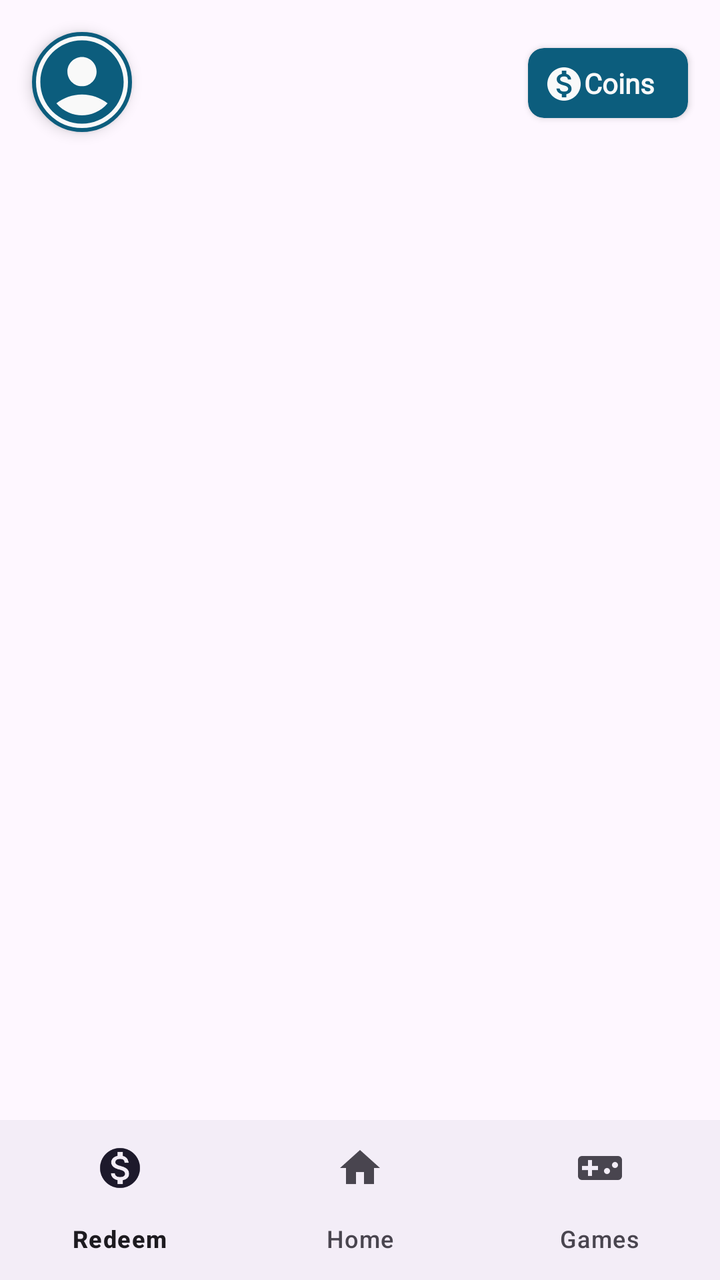
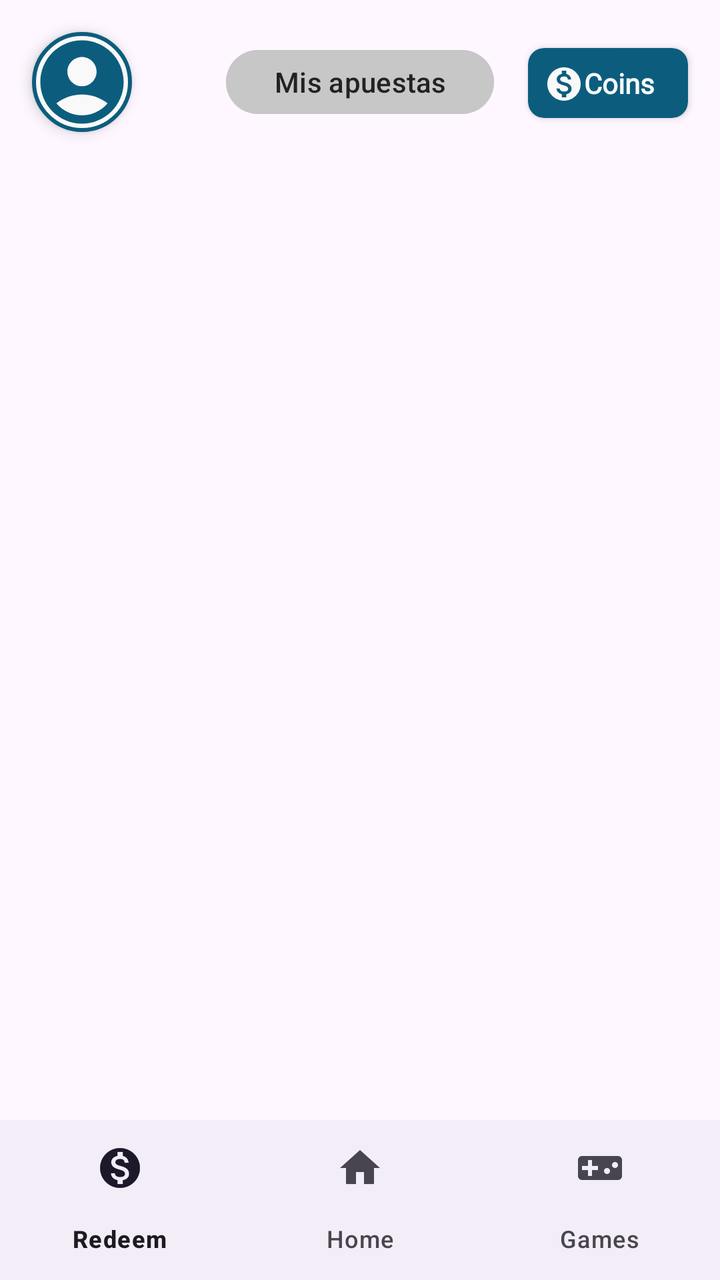

Compare the two renders of this Android layout. The source of the first and the diff that turns it into the second are given below.
<!-- AndroidManifest.xml: activity theme Theme.BetMasters -->
<!-- res/layout/main.xml -->
<?xml version="1.0" encoding="utf-8"?>
<LinearLayout xmlns:android="http://schemas.android.com/apk/res/android"
    xmlns:app="http://schemas.android.com/apk/res-auto"
    xmlns:tools="http://schemas.android.com/tools"
    android:id="@+id/main"
    android:layout_width="match_parent"
    android:layout_height="match_parent"
    android:orientation="vertical"
    android:fitsSystemWindows="true"
    tools:context=".Main">

    <FrameLayout
        android:id="@+id/framely_buttons"
        android:layout_width="match_parent"
        android:layout_height="wrap_content"
        android:gravity="center"
        android:orientation="horizontal">

        <ImageButton
            android:id="@+id/btnPerfil"
            android:layout_width="50dp"
            android:layout_height="50dp"
            android:layout_gravity="start|top"
            android:layout_margin="16dp"
            android:background="@drawable/round_button"
            android:contentDescription="Botón de perfil"
            android:elevation="4dp"
            android:scaleType="centerCrop"
            android:src="@drawable/account_24" />


        <androidx.cardview.widget.CardView
            android:id="@+id/fab_coins"
            style="@style/cardCoins"
            android:layout_width="80dp"
            android:layout_height="35dp"
            android:layout_gravity="end|top"
            android:layout_marginTop="24dp"
            android:layout_marginEnd="16dp"
            android:layout_marginBottom="8dp"
            android:contentDescription="Botón monedas"
            app:cardCornerRadius="8dp">

            <LinearLayout
                android:layout_width="match_parent"
                android:layout_height="match_parent"
                android:orientation="horizontal">

                <ImageView
                    android:layout_width="20dp"
                    android:layout_height="20dp"
                    android:layout_marginStart="8dp"
                    android:layout_marginTop="8dp"
                    style="@style/iconCoin" />

                <TextView
                    style="@style/textCoins"
                    android:layout_width="wrap_content"
                    android:layout_height="wrap_content"
                    android:layout_marginTop="8dp"
                    android:layout_marginEnd="8dp"
                    android:text="Coins"
                    android:textStyle="bold"
                    android:fontFamily="@font/roboto_regular"/>
            </LinearLayout>
        </androidx.cardview.widget.CardView>
    </FrameLayout>

    <FrameLayout
        android:id="@+id/fragment_container"
        android:layout_width="match_parent"
        android:layout_height="0dp"
        android:layout_weight="1"/>

    <com.google.android.material.bottomnavigation.BottomNavigationView
        android:id="@+id/bottom_navigation"
        android:layout_width="match_parent"
        android:layout_height="wrap_content"
        app:layout_constraintBottom_toBottomOf="parent"
        app:layout_constraintEnd_toEndOf="parent"
        app:layout_constraintStart_toStartOf="parent"
        app:layout_constraintTop_toTopOf="parent"
        app:menu="@menu/bottom_nav" />

</LinearLayout>
<!-- resources referenced by this layout -->
<resources>
  <!-- drawable account_24 (drawable) -->
  <vector xmlns:android="http://schemas.android.com/apk/res/android" android:height="24dp" android:tint="#0C5D7D" android:viewportHeight="24" android:viewportWidth="24" android:width="24dp">
        
      <path android:fillColor="@android:color/white" android:pathData="M12,2C6.48,2 2,6.48 2,12s4.48,10 10,10s10,-4.48 10,-10S17.52,2 12,2zM12,6c1.93,0 3.5,1.57 3.5,3.5S13.93,13 12,13s-3.5,-1.57 -3.5,-3.5S10.07,6 12,6zM12,20c-2.03,0 -4.43,-0.82 -6.14,-2.88C7.55,15.8 9.68,15 12,15s4.45,0.8 6.14,2.12C16.43,19.18 14.03,20 12,20z"/>
      
  </vector>
  <!-- drawable round_button (drawable) -->
  <shape xmlns:android="http://schemas.android.com/apk/res/android">
      <solid android:color="@color/white" />
      <corners android:radius="50dp" />
      <stroke android:width="2dp" android:color="#0C5D7D" />
  </shape>
  <style name="cardCoins">
          <item name="android:backgroundTint">@color/dark_blue</item>
      </style>
  <style name="iconCoin">
          <item name="android:src">@drawable/redeem_night</item>
      </style>
  <style name="textCoins">
          <item name="android:textColor">@color/white</item>
          <item name="android:fontFamily">@font/roboto_regular</item>
      </style>
  <style name="Theme.BetMasters" parent="Base.Theme.BetMasters" />
  <color name="white">#f9f9f9</color>
  <color name="dark_blue">#0C5D7D</color>
  <!-- drawable redeem_night (drawable) -->
  <vector xmlns:android="http://schemas.android.com/apk/res/android" android:height="24dp" android:tint="@color/white" android:viewportHeight="24" android:viewportWidth="24" android:width="24dp">
        
      <path android:fillColor="@android:color/white" android:pathData="M12,2C6.48,2 2,6.48 2,12s4.48,10 10,10 10,-4.48 10,-10S17.52,2 12,2zM13.41,18.09L13.41,20h-2.67v-1.93c-1.71,-0.36 -3.16,-1.46 -3.27,-3.4h1.96c0.1,1.05 0.82,1.87 2.65,1.87 1.96,0 2.4,-0.98 2.4,-1.59 0,-0.83 -0.44,-1.61 -2.67,-2.14 -2.48,-0.6 -4.18,-1.62 -4.18,-3.67 0,-1.72 1.39,-2.84 3.11,-3.21L10.74,4h2.67v1.95c1.86,0.45 2.79,1.86 2.85,3.39L14.3,9.34c-0.05,-1.11 -0.64,-1.87 -2.22,-1.87 -1.5,0 -2.4,0.68 -2.4,1.64 0,0.84 0.65,1.39 2.67,1.91s4.18,1.39 4.18,3.91c-0.01,1.83 -1.38,2.83 -3.12,3.16z"/>
      
  </vector>
  <style name="Base.Theme.BetMasters" parent="Theme.Material3.DayNight.NoActionBar">
          <item name="android:statusBarColor">@color/white</item>
          <item name="android:navigationBarColor">@color/white</item>
      </style>
</resources>

<!-- the commit's change to res/layout/main.xml (unified diff, before → after) -->
@@ -28,6 +28,18 @@
             android:scaleType="centerCrop"
             android:src="@drawable/account_24" />
 
+        <com.google.android.material.button.MaterialButton
+            android:id="@+id/fabMisApuestas"
+            android:layout_width="wrap_content"
+            android:layout_height="40dp"
+            android:layout_gravity="center"
+            android:layout_margin="16dp"
+            android:backgroundTint="@color/gris"
+            android:text="Mis apuestas"
+            android:textColor="@color/black"
+            android:elevation="8dp"
+            app:cornerRadius="28dp"
+            />
 
         <androidx.cardview.widget.CardView
             android:id="@+id/fab_coins"
@@ -54,6 +66,7 @@
                     style="@style/iconCoin" />
 
                 <TextView
+                    android:id="@+id/txtCoins"
                     style="@style/textCoins"
                     android:layout_width="wrap_content"
                     android:layout_height="wrap_content"
<!-- resource entries referenced after the edit -->
@@ -1,5 +1,7 @@
 <!-- resources referenced by this layout -->
 <resources>
+  <color name="black">#222222</color>
+  <color name="gris">#C7C7C7</color>
   <!-- drawable account_24 (drawable) -->
   <vector xmlns:android="http://schemas.android.com/apk/res/android" android:height="24dp" android:tint="#0C5D7D" android:viewportHeight="24" android:viewportWidth="24" android:width="24dp">
         
